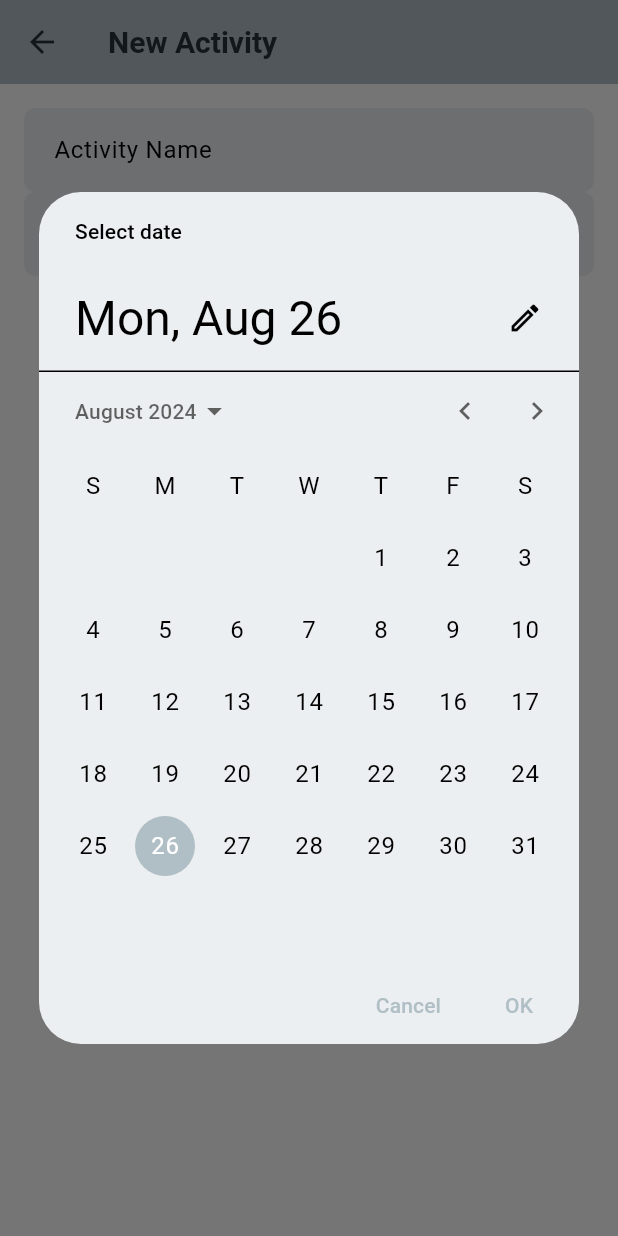
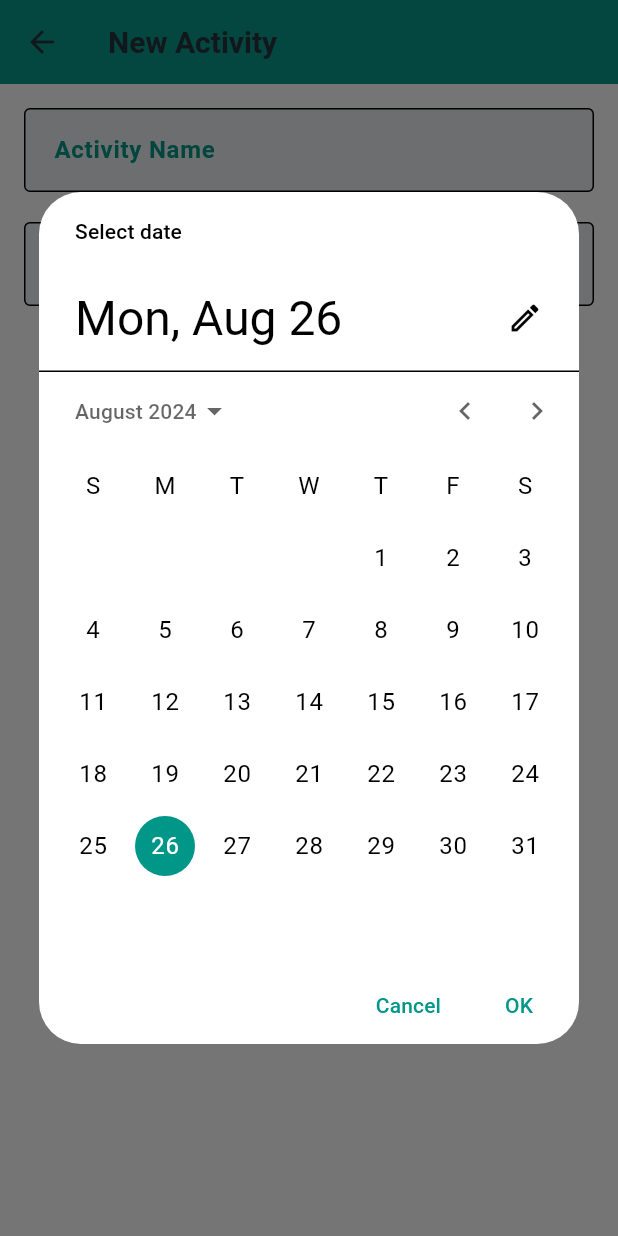
Before and after one commit to DreamTD46/ProjectAppBefore, a Flutter app: the NewActivityScreen screen opened by its route, after a tap on "Select Date", on a phone screen of 412 x 824 dp. Run offline on Flutter 3.47's test engine with Material 3 defaults, Android fonts, the phone set to English and light mode, and no system bars; our stand-ins replace fluttertoast, local_auth, shared_preferences; missing offline and left inert: ProjectAppBefore; accounts and stored records are empty; network calls fail; statements that could not run were skipped.

Commit message:
Update new_activity_screen.dart

```diff
--- a/flutter_application_1/lib/screens/new_activity_screen.dart
+++ b/flutter_application_1/lib/screens/new_activity_screen.dart
@@ -15,42 +15,131 @@ class NewActivityScreen extends StatefulWidget {
 class _NewActivityScreenState extends State<NewActivityScreen> {
   final TextEditingController _nameController = TextEditingController();
   final TextEditingController _noteController = TextEditingController();
-  DateTime _selectedDate = DateTime.now();
+  DateTime _selectedDateTime = DateTime.now();
 
   @override
   Widget build(BuildContext context) {
     return Scaffold(
       appBar: AppBar(
         title: Text('New Activity'),
+        backgroundColor: Colors.teal,
       ),
       body: Padding(
         padding: EdgeInsets.all(16.0),
         child: Column(
+          crossAxisAlignment: CrossAxisAlignment.center,
           children: [
             TextField(
               controller: _nameController,
-              decoration: InputDecoration(labelText: 'Activity Name'),
+              decoration: InputDecoration(
+                labelText: 'Activity Name',
+                labelStyle: TextStyle(color: Colors.teal, fontSize: 16, fontWeight: FontWeight.w600),
+                border: OutlineInputBorder(),
+                focusedBorder: OutlineInputBorder(
+                  borderSide: BorderSide(color: Colors.teal),
+                  borderRadius: BorderRadius.circular(8.0), // Rounded corners
                 ),
+              ),
+            ),
+            SizedBox(height: 20),
             TextField(
               controller: _noteController,
-              decoration: InputDecoration(labelText: 'Note'),
+              decoration: InputDecoration(
+                labelText: 'Note',
+                labelStyle: TextStyle(color: Colors.teal, fontSize: 16, fontWeight: FontWeight.w600),
+                border: OutlineInputBorder(),
+                focusedBorder: OutlineInputBorder(
+                  borderSide: BorderSide(color: Colors.teal),
+                  borderRadius: BorderRadius.circular(8.0), // Rounded corners
+                ),
+              ),
             ),
             SizedBox(height: 20),
-            ElevatedButton(
+            Center(
+              child: Column(
+                children: [
+                  ElevatedButton.icon(
                     onPressed: () async {
-                final DateTime? picked = await showDatePicker(
+                      final DateTime? pickedDate = await showDatePicker(
                         context: context,
-                  initialDate: _selectedDate,
+                        initialDate: _selectedDateTime,
                         firstDate: DateTime(2000),
                         lastDate: DateTime(2100),
+                        builder: (BuildContext context, Widget? child) {
+                          return Theme(
+                            data: ThemeData.light().copyWith(
+                              primaryColor: Colors.teal,
+                              hintColor: Colors.teal,
+                              buttonTheme: ButtonThemeData(
+                                textTheme: ButtonTextTheme.primary,
+                              ),
+                              colorScheme: ColorScheme.light(primary: Colors.teal),
+                            ),
+                            child: child!,
                           );
-                if (picked != null) {
+                        },
+                      );
+                      if (pickedDate != null && pickedDate != _selectedDateTime) {
                         setState(() {
-                    _selectedDate = picked;
+                          _selectedDateTime = DateTime(
+                            pickedDate.year,
+                            pickedDate.month,
+                            pickedDate.day,
+                            _selectedDateTime.hour,
+                            _selectedDateTime.minute,
+                          );
                         });
                       }
                     },
-              child: Text('Select Date'),
+                    icon: Icon(Icons.calendar_today),
+                    label: Text('Select Date'),
+                    style: ElevatedButton.styleFrom(
+                      foregroundColor: Colors.white, backgroundColor: Colors.teal,
+                      shape: RoundedRectangleBorder(borderRadius: BorderRadius.circular(8.0)), // Rounded corners
+                      shadowColor: Colors.black45,
+                      elevation: 5,
+                    ),
+                  ),
+                  SizedBox(height: 20),
+                  ElevatedButton.icon(
+                    onPressed: () async {
+                      final TimeOfDay? pickedTime = await showTimePicker(
+                        context: context,
+                        initialTime: TimeOfDay.fromDateTime(_selectedDateTime),
+                        builder: (BuildContext context, Widget? child) {
+                          return Theme(
+                            data: ThemeData.light().copyWith(
+                              primaryColor: Colors.teal,
+                              hintColor: Colors.teal,
+                              buttonTheme: ButtonThemeData(
+                                textTheme: ButtonTextTheme.primary,
+                              ),
+                              colorScheme: ColorScheme.light(primary: Colors.teal),
+                            ),
+                            child: child!,
+                          );
+                        },
+                      );
+                      if (pickedTime != null) {
+                        setState(() {
+                          _selectedDateTime = DateTime(
+                            _selectedDateTime.year,
+                            _selectedDateTime.month,
+                            _selectedDateTime.day,
+                            pickedTime.hour,
+                            pickedTime.minute,
+                          );
+                        });
+                      }
+                    },
+                    icon: Icon(Icons.access_time),
+                    label: Text('Select Time'),
+                    style: ElevatedButton.styleFrom(
+                      foregroundColor: Colors.white, backgroundColor: Colors.teal,
+                      shape: RoundedRectangleBorder(borderRadius: BorderRadius.circular(8.0)), // Rounded corners
+                      shadowColor: Colors.black45,
+                      elevation: 5,
+                    ),
                   ),
                   SizedBox(height: 20),
                   ElevatedButton(
@@ -58,6 +147,15 @@ class _NewActivityScreenState extends State<NewActivityScreen> {
                       saveActivity(); // Save the activity to the database
                     },
                     child: Text('Add Activity'),
+                    style: ElevatedButton.styleFrom(
+                      foregroundColor: Colors.white, backgroundColor: Colors.teal,
+                      shape: RoundedRectangleBorder(borderRadius: BorderRadius.circular(8.0)), // Rounded corners
+                      shadowColor: Colors.black45,
+                      elevation: 5,
+                    ),
+                  ),
+                ],
+              ),
             ),
           ],
         ),
@@ -68,9 +166,9 @@ class _NewActivityScreenState extends State<NewActivityScreen> {
   Future<void> saveActivity() async {
     String activityName = _nameController.text.trim();
     String description = _noteController.text.trim();
-    String activityDate = _selectedDate.toIso8601String();
+    String activityDateTime = _selectedDateTime.toIso8601String();
 
-    if (activityName.isEmpty || description.isEmpty || activityDate.isEmpty) {
+    if (activityName.isEmpty || description.isEmpty || activityDateTime.isEmpty) {
       Fluttertoast.showToast(
         msg: 'Please fill in all required fields!',
         backgroundColor: Colors.orange,
@@ -81,11 +179,11 @@ class _NewActivityScreenState extends State<NewActivityScreen> {
     }
 
     try {
-      var url = Uri.http("10.10.11.211", '/flutter/add_activity.php'); // Correct URL
+      var url = Uri.parse("http://10.10.11.71/flutter/add_activity.php"); // Correct URL
       var response = await http.post(url, body: {
         "name": activityName,
         "note": description,
-        "dateTime": activityDate,
+        "dateTime": activityDateTime,
       });
 
       var data = json.decode(response.body);
@@ -97,7 +195,7 @@ class _NewActivityScreenState extends State<NewActivityScreen> {
           textColor: Colors.white,
           toastLength: Toast.LENGTH_SHORT,
         );
-        widget.onAdd(activityName, description, _selectedDate); // Call the callback function
+        widget.onAdd(activityName, description, _selectedDateTime); // Call the callback function
         Navigator.pop(context); // Go back to the previous screen
       } else {
         Fluttertoast.showToast(
```
Lines whose indentation alone changed are shown as unchanged.
